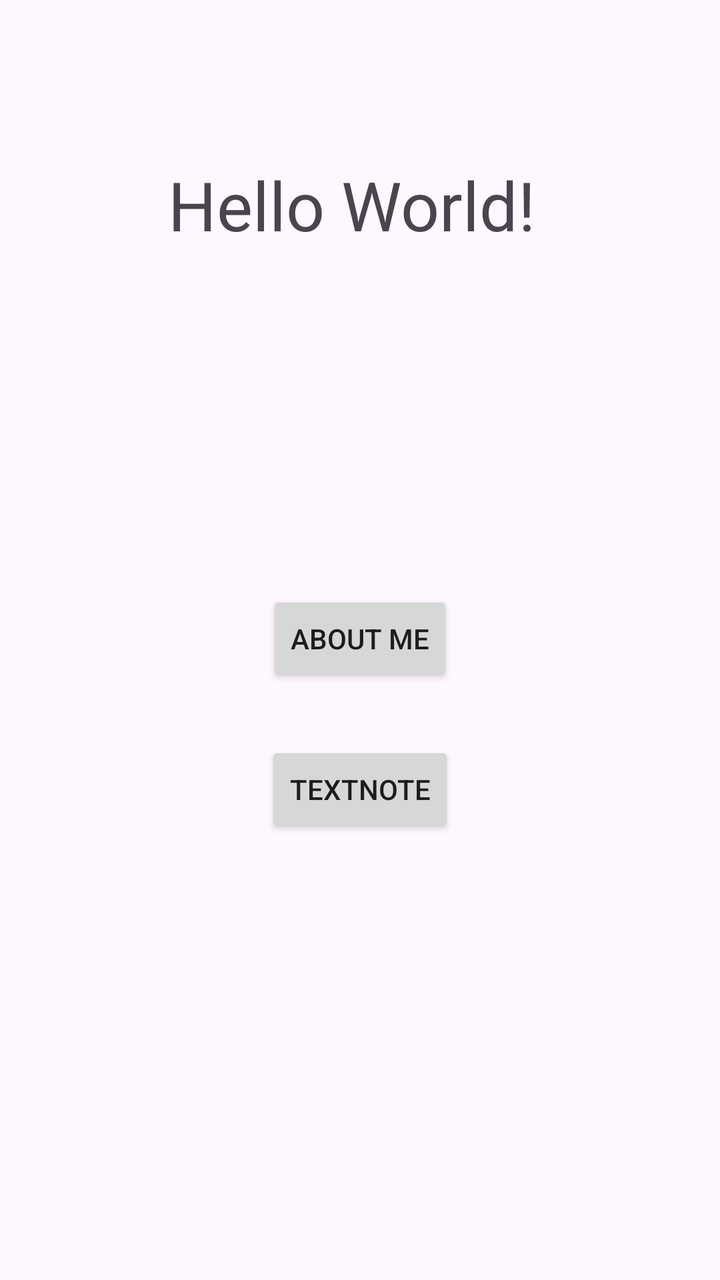
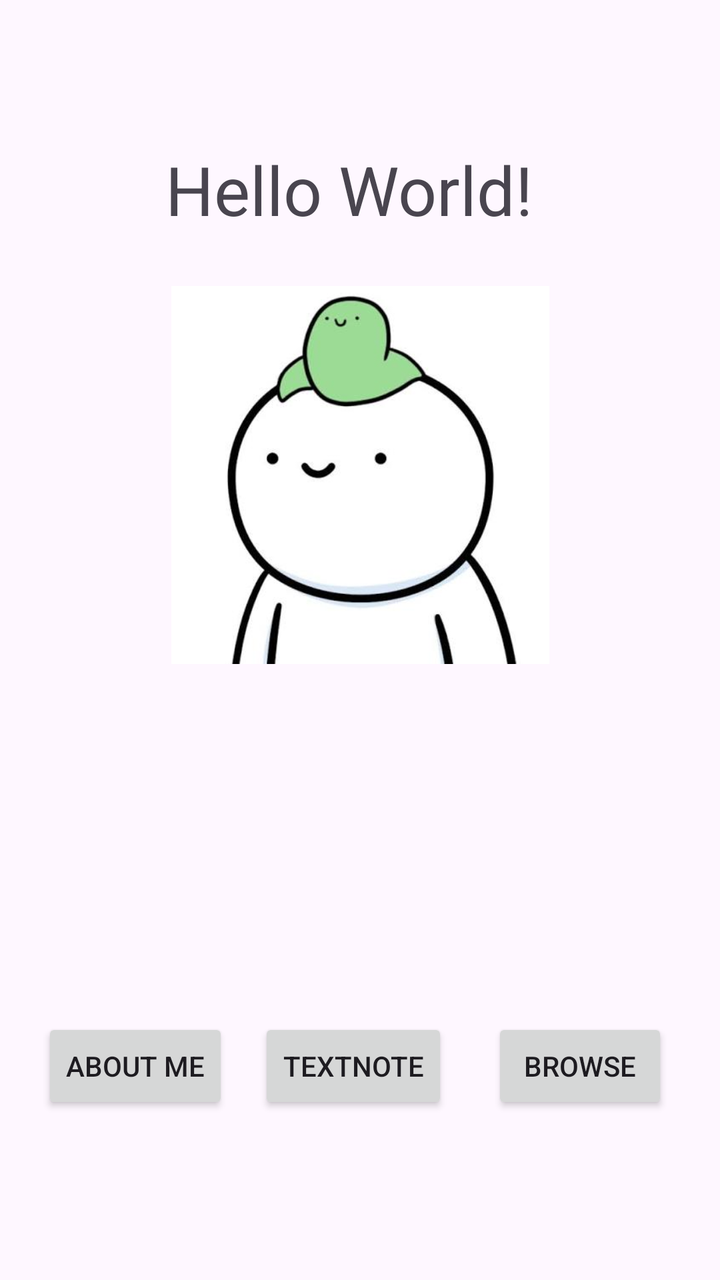

An Android layout rendered at two revisions. The XML below is the earlier revision; the diff shows what the commit changed to produce the second picture.
<!-- AndroidManifest.xml: application theme Theme.LAB_2 -->
<!-- res/layout/activity_main.xml -->
<?xml version="1.0" encoding="utf-8"?>
<androidx.constraintlayout.widget.ConstraintLayout xmlns:android="http://schemas.android.com/apk/res/android"
    xmlns:app="http://schemas.android.com/apk/res-auto"
    xmlns:tools="http://schemas.android.com/tools"
    android:id="@+id/main"
    android:layout_width="match_parent"
    android:layout_height="match_parent"
    tools:context=".MainActivity">

    <TextView
        android:layout_width="wrap_content"
        android:layout_height="wrap_content"
        android:text="Hello World!"
        android:textSize="34sp"
        app:layout_constraintBottom_toBottomOf="parent"
        app:layout_constraintEnd_toEndOf="parent"
        app:layout_constraintHorizontal_bias="0.478"
        app:layout_constraintStart_toStartOf="parent"
        app:layout_constraintTop_toTopOf="parent"
        app:layout_constraintVertical_bias="0.134" />

    <Button
        android:id="@+id/button"
        android:layout_width="wrap_content"
        android:layout_height="wrap_content"
        android:text="About Me"
        app:layout_constraintBottom_toBottomOf="parent"
        app:layout_constraintEnd_toEndOf="parent"
        app:layout_constraintHorizontal_bias="0.5"
        app:layout_constraintStart_toStartOf="parent"
        app:layout_constraintTop_toTopOf="parent"
        app:layout_constraintVertical_bias="0.499" />

    <Button
        android:id="@+id/button2"
        android:layout_width="wrap_content"
        android:layout_height="wrap_content"
        android:text="Textnote"
        app:layout_constraintBottom_toBottomOf="parent"
        app:layout_constraintEnd_toEndOf="parent"
        app:layout_constraintHorizontal_bias="0.5"
        app:layout_constraintStart_toStartOf="parent"
        app:layout_constraintTop_toTopOf="parent"
        app:layout_constraintVertical_bias="0.626" />

</androidx.constraintlayout.widget.ConstraintLayout>
<!-- resources referenced by this layout -->
<resources>
  <style name="Theme.LAB_2" parent="Base.Theme.LAB_2" />
  <style name="Base.Theme.LAB_2" parent="Theme.Material3.DayNight.NoActionBar">
          
          
      </style>
</resources>

<!-- the commit's change to res/layout/activity_main.xml (unified diff, before → after) -->
@@ -10,37 +10,65 @@
     <TextView
         android:layout_width="wrap_content"
         android:layout_height="wrap_content"
+        android:layout_marginTop="72dp"
+        android:layout_marginEnd="8dp"
         android:text="Hello World!"
         android:textSize="34sp"
-        app:layout_constraintBottom_toBottomOf="parent"
-        app:layout_constraintEnd_toEndOf="parent"
-        app:layout_constraintHorizontal_bias="0.478"
-        app:layout_constraintStart_toStartOf="parent"
-        app:layout_constraintTop_toTopOf="parent"
-        app:layout_constraintVertical_bias="0.134" />
+        app:layout_constraintEnd_toEndOf="@+id/imageView2"
+        app:layout_constraintTop_toTopOf="parent" />
 
     <Button
         android:id="@+id/button"
         android:layout_width="wrap_content"
         android:layout_height="wrap_content"
+        android:layout_marginStart="6dp"
+        android:layout_marginBottom="83dp"
         android:text="About Me"
         app:layout_constraintBottom_toBottomOf="parent"
-        app:layout_constraintEnd_toEndOf="parent"
-        app:layout_constraintHorizontal_bias="0.5"
+        app:layout_constraintEnd_toStartOf="@+id/button2"
         app:layout_constraintStart_toStartOf="parent"
-        app:layout_constraintTop_toTopOf="parent"
-        app:layout_constraintVertical_bias="0.499" />
+        app:layout_constraintTop_toBottomOf="@+id/imageView2" />
 
     <Button
         android:id="@+id/button2"
         android:layout_width="wrap_content"
         android:layout_height="wrap_content"
+        android:layout_marginEnd="7dp"
         android:text="Textnote"
-        app:layout_constraintBottom_toBottomOf="parent"
+        app:layout_constraintBaseline_toBaselineOf="@+id/button"
+        app:layout_constraintEnd_toStartOf="@+id/button7"
+        app:layout_constraintStart_toEndOf="@+id/button" />
+
+    <Button
+        android:id="@+id/button7"
+        android:layout_width="wrap_content"
+        android:layout_height="wrap_content"
+        android:layout_marginEnd="11dp"
+        android:text="Browse"
+        app:layout_constraintBaseline_toBaselineOf="@+id/button2"
         app:layout_constraintEnd_toEndOf="parent"
-        app:layout_constraintHorizontal_bias="0.5"
+        app:layout_constraintStart_toEndOf="@+id/button2" />
+
+    <ImageView
+        android:id="@+id/imageView2"
+        android:layout_width="189dp"
+        android:layout_height="0dp"
+        android:layout_marginTop="80dp"
+        android:layout_marginBottom="114dp"
+        app:layout_constraintBottom_toTopOf="@+id/button"
+        app:layout_constraintEnd_toEndOf="parent"
         app:layout_constraintStart_toStartOf="parent"
         app:layout_constraintTop_toTopOf="parent"
-        app:layout_constraintVertical_bias="0.626" />
+        app:srcCompat="@drawable/images" />
+
+    <ProgressBar
+        android:id="@+id/progressBar"
+        style="?android:attr/progressBarStyle"
+        android:layout_width="wrap_content"
+        android:layout_height="wrap_content"
+        android:layout_marginBottom="113dp"
+        app:layout_constraintBottom_toBottomOf="@+id/imageView2"
+        app:layout_constraintEnd_toEndOf="parent"
+        app:layout_constraintStart_toStartOf="parent" />
 
 </androidx.constraintlayout.widget.ConstraintLayout>
<!-- resource entries referenced after the edit -->
@@ -1,5 +1,6 @@
 <!-- resources referenced by this layout -->
 <resources>
+  <!-- drawable images: jpg bitmap (drawable, 12672 bytes) -->
   <style name="Theme.LAB_2" parent="Base.Theme.LAB_2" />
   <style name="Base.Theme.LAB_2" parent="Theme.Material3.DayNight.NoActionBar">
           
